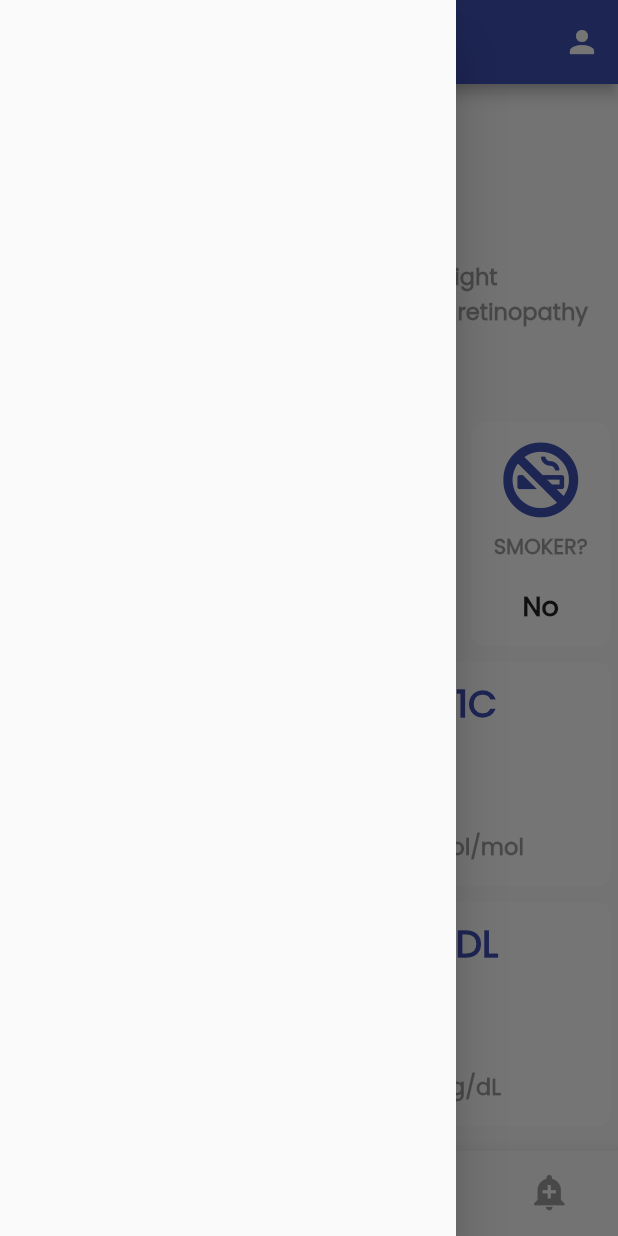
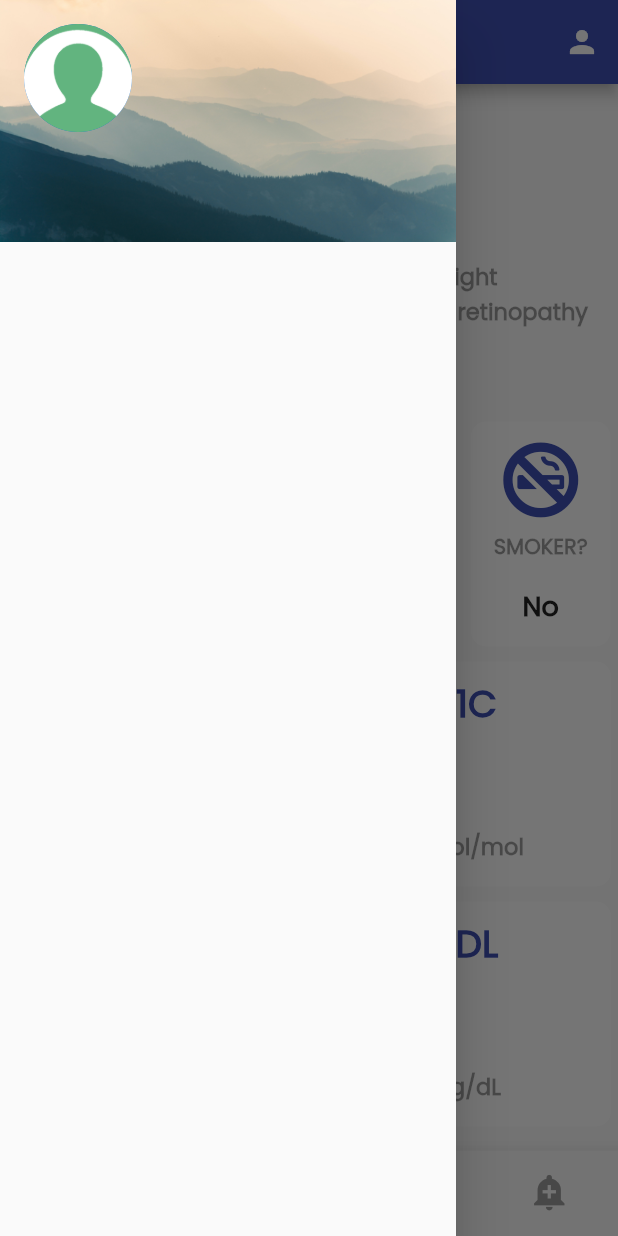
Before and after one commit to Ammar-Raneez/E-Ophthalmologist_UI, a Flutter app: the CurrentScreen screen opened by its route, with the side drawer open, on a phone screen of 412 x 824 dp. Run offline on Flutter 3.47's test engine with Material 2 defaults, Android fonts, the phone set to English and light mode, and no system bars; drawn by our look-alikes of percent_indicator; our stand-ins replace cached_network_image, cloud_firestore, dio, firebase_auth, firebase_core, firebase_storage and 3 more; missing offline and left inert: add_2_calendar; accounts and stored records are empty.

Commit message:
account top section on sidebar

```diff
--- a/lib/components/drawable_sidebar.dart
+++ b/lib/components/drawable_sidebar.dart
@@ -1,5 +1,9 @@
+import 'package:cloud_firestore/cloud_firestore.dart';
+import 'package:firebase_auth/firebase_auth.dart';
 import 'package:flutter/cupertino.dart';
 import 'package:flutter/material.dart';
+
+final _firestore = FirebaseFirestore.instance;
 
 class DrawableSidebar extends StatefulWidget {
   @override
@@ -7,10 +11,60 @@ class DrawableSidebar extends StatefulWidget {
 }
 
 class _DrawableSidebarState extends State<DrawableSidebar> {
+  User user = FirebaseAuth.instance.currentUser;
+  var userDetails;
+
+  String email = "";
+  String username = "";
+
+  @override
+  void initState() {
+    super.initState();
+    getUserDetails();
+  }
+
+  // get current logged in user details
+  getUserDetails() async {
+    var document = await _firestore.collection("users").doc(user.email).get();
+
+    setState(() {
+      userDetails = document.data();
+      print(userDetails);
+    });
+
+    setState(() {
+      email = userDetails['userEmail'];
+      username = userDetails['username'];
+    });
+  }
+
   @override
   Widget build(BuildContext context) {
     return Drawer(
-
+      child: ListView(
+        padding: EdgeInsets.zero,
+        children: [
+          UserAccountsDrawerHeader(
+            accountName: username != "" ? Text(username) : Text(""),
+            accountEmail: email != "" ? Text(email) : Text(""),
+            currentAccountPicture: CircleAvatar(
+              child: ClipOval(
+                child: Image.asset(
+                  'images/sidebarUser.png',
+                  fit: BoxFit.cover,
+                  width: 90,
+                  height: 90,
+                ),
+              ),
+            ),
+            decoration: BoxDecoration(
+              color: Colors.blue,
+              image: DecorationImage(
+                  fit: BoxFit.fill, image: AssetImage('images/sidebarBg.jpg')),
+            ),
+          )
+        ],
+      ),
     );
   }
 }
--- a/lib/screens/current_screen.dart
+++ b/lib/screens/current_screen.dart
@@ -1,5 +1,6 @@
 import 'package:firebase_auth/firebase_auth.dart';
 import 'package:flutter/material.dart';
+import 'package:modal_progress_hud/modal_progress_hud.dart';
 import 'package:ui/components/drawable_sidebar.dart';
 import 'package:ui/constants.dart';
 import 'package:ui/screens/diagnosis_screen.dart';
@@ -17,9 +18,9 @@ class CurrentScreen extends StatefulWidget {
 
 class _CurrentScreenState extends State<CurrentScreen> {
   int currentIndex = 0;
-  final _auth = FirebaseAuth.instance;
+  final user = FirebaseAuth.instance.currentUser;
 
-  User loggedInUser;
+  bool showSpinner = false;
 
   @override
   void initState() {
@@ -30,8 +31,6 @@ class _CurrentScreenState extends State<CurrentScreen> {
   //  fetch authenticated user
   void getCurrentUser() async {
     try {
-      final user = _auth.currentUser;
-
       if (user != null) {
         print("(Email-Password login) User is Present!");
         print(user.email);
@@ -58,13 +57,21 @@ class _CurrentScreenState extends State<CurrentScreen> {
           print("Signing out......");
           return true;
         },
-        child: Scaffold(
+        child: ModalProgressHUD(
+          inAsyncCall: showSpinner,
+          child: user.email == null
+              ? Align(
+                  child: CircularProgressIndicator(),
+                  alignment: Alignment.center,
+                )
+              : Scaffold(
                   drawer: DrawableSidebar(),
                   appBar: AppBar(
                     automaticallyImplyLeading: false,
                     title: Text(
                       "E-Ophthalmologist",
-              style: kTextStyle.copyWith(fontSize: 20.0, color: Colors.white),
+                      style: kTextStyle.copyWith(
+                          fontSize: 20.0, color: Colors.white),
                     ),
                     actions: [
                       IconButton(
@@ -116,12 +123,17 @@ class _CurrentScreenState extends State<CurrentScreen> {
                         label: "Home",
                       ),
                       _commonBottomNavigationBarItem(
-                  icon: Icons.add_a_photo, iconSize: 27.0, title: "Diagnosis"),
+                          icon: Icons.add_a_photo,
+                          iconSize: 27.0,
+                          title: "Diagnosis"),
                       _commonBottomNavigationBarItem(
-                  icon: Icons.attachment, iconSize: 27.0, title: "Reports"),
+                          icon: Icons.attachment,
+                          iconSize: 27.0,
+                          title: "Reports"),
                       _commonBottomNavigationBarItem(
                           icon: Icons.add_alert, iconSize: 27.0, title: "Blog"),
                     ],
+                  ),
                 ),
         ),
       ),
--- a/lib/screens/home_screen.dart
+++ b/lib/screens/home_screen.dart
@@ -281,15 +281,12 @@ class _HomeScreenState extends State<HomeScreen> {
                                       height: 100,
                                       child: Row(
                                         children: [
-                                          Container(
-                                            width: MediaQuery.of(context)
-                                                    .size
-                                                    .width /
-                                                2.5,
+                                          Expanded(
                                             child: FittedBox(
                                               child: Image.asset(
                                                 getRandomEyeScanImage(),
                                                 height: 100,
+                                                width: 100,
                                               ),
                                               fit: BoxFit.fill,
                                             ),
```
Also changed, not shown: images/doctor1.jpg (added), images/doctor2.jpg (added), images/doctor3.jpg (added), images/sidebarBg.jpg (added), images/sidebarUser.png (added), images/tempblog.jpg (added). Lines whose indentation alone changed are shown as unchanged.
